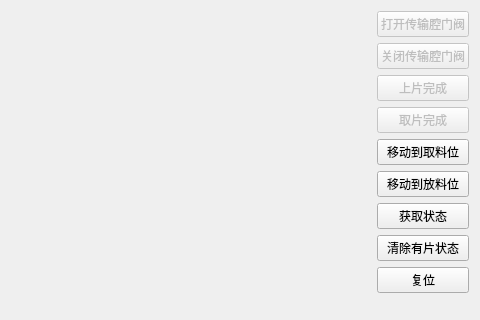
Old version of the form device/src/PMCavity/fortrend_pm_cavity_subsystem_widget.ui in the repository zhangzhenxi11/HL; both pictures show x 545 to 1025 and y 0 to 320 of the 1025 by 859 pixel window.
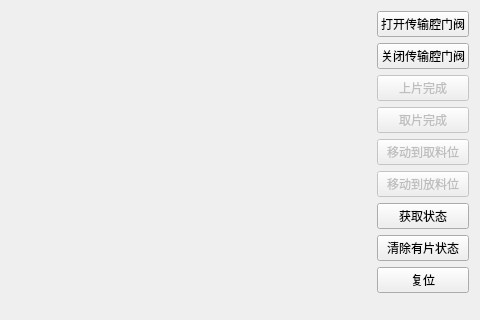
New version of the form.

Patch:
```diff
--- a/device/src/PMCavity/fortrend_pm_cavity_subsystem_widget.ui
+++ b/device/src/PMCavity/fortrend_pm_cavity_subsystem_widget.ui
@@ -90,7 +90,7 @@
      <item>
       <widget class="QPushButton" name="open_tm_cavity_door_btn">
        <property name="enabled">
-        <bool>false</bool>
+        <bool>true</bool>
        </property>
        <property name="minimumSize">
         <size>
@@ -101,12 +101,15 @@
        <property name="text">
         <string>打开传输腔门阀</string>
        </property>
+       <property name="autoDefault">
+        <bool>false</bool>
+       </property>
       </widget>
      </item>
      <item>
       <widget class="QPushButton" name="close_tm_cavity_door_btn">
        <property name="enabled">
-        <bool>false</bool>
+        <bool>true</bool>
        </property>
        <property name="minimumSize">
         <size>
@@ -154,7 +157,7 @@
      <item>
       <widget class="QPushButton" name="to_get_btn">
        <property name="enabled">
-        <bool>true</bool>
+        <bool>false</bool>
        </property>
        <property name="minimumSize">
         <size>
@@ -170,7 +173,7 @@
      <item>
       <widget class="QPushButton" name="to_put_btn">
        <property name="enabled">
-        <bool>true</bool>
+        <bool>false</bool>
        </property>
        <property name="minimumSize">
         <size>
```
